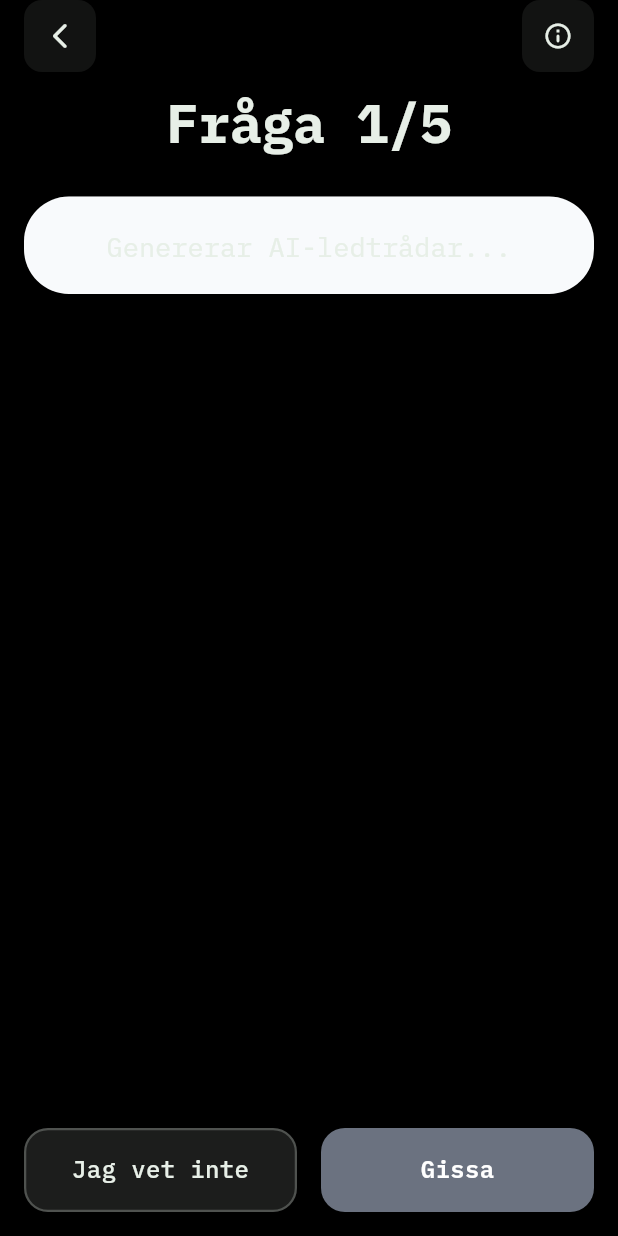
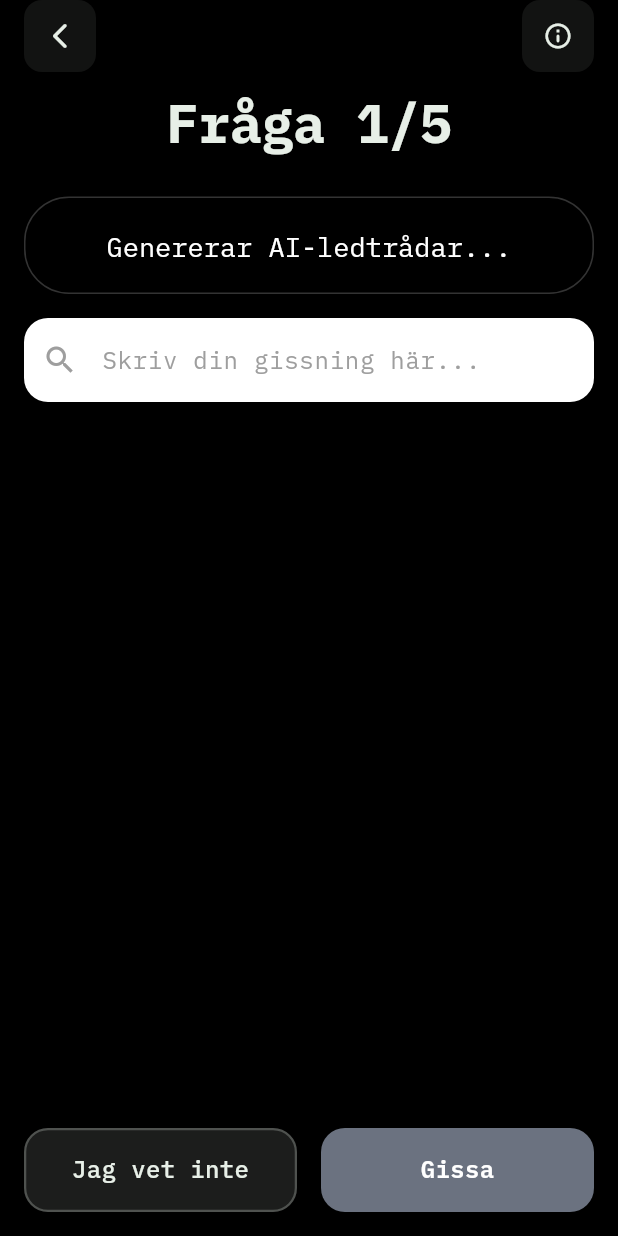
Before and after one commit to nadinelindenmalmberg/wildguess, a Flutter app: the QuizScreen screen opened directly with empty values, on a phone screen of 412 x 824 dp. Run offline on Flutter 3.47's test engine with Material 3 defaults, Android fonts, the phone set to English and light mode, and no system bars; our stand-ins replace google_fonts; network calls fail.

```diff
--- a/lib/screens/quiz_screen.dart
+++ b/lib/screens/quiz_screen.dart
@@ -367,7 +367,7 @@ class _QuizScreenState extends State<QuizScreen> {
                           decoration: BoxDecoration(
                             color: _isIncorrect
                                 ? const Color.fromARGB(255, 223, 102, 102)
-                                : const Color(0xFFF8FAFC),
+                                : Colors.black,
                             borderRadius: BorderRadius.circular(30),
                             border: Border.all(
                               color: _isIncorrect
@@ -390,7 +390,7 @@ class _QuizScreenState extends State<QuizScreen> {
                                 duration: const Duration(milliseconds: 300),
                                 style: GoogleFonts.ibmPlexMono(
                                   fontSize: 18,
-                                  color: _newColor, // Ändrad
+                                  color: Colors.white, // Changed to white for black background
                                   height: 1.5,
                                 ),
                                 child: Text(
@@ -400,6 +400,43 @@ class _QuizScreenState extends State<QuizScreen> {
                               ),
                             ],
                           ),
+                        ),
+
+                        const SizedBox(height: 16),
+
+                        // Search input field
+                        TextField(
+                          controller: _searchController,
+                          focusNode: _searchFocusNode,
+                          decoration: InputDecoration(
+                            hintText: widget.isEnglish
+                                ? 'Type your guess here...'
+                                : 'Skriv din gissning här...',
+                            hintStyle: GoogleFonts.ibmPlexMono(
+                              color: Colors.grey[500],
+                              fontSize: 16,
+                            ),
+                            filled: true,
+                            fillColor: Colors.white,
+                            border: OutlineInputBorder(
+                              borderRadius: BorderRadius.circular(16),
+                              borderSide: BorderSide.none,
+                            ),
+                            contentPadding: const EdgeInsets.symmetric(
+                              horizontal: 20,
+                              vertical: 16,
+                            ),
+                            prefixIcon: const Icon(
+                              Icons.search,
+                              color: Colors.grey,
+                            ),
+                          ),
+                          style: GoogleFonts.ibmPlexMono(
+                            fontSize: 16,
+                            color: Colors.black,
+                          ),
+                          textInputAction: TextInputAction.done,
+                          onSubmitted: (_) => _checkAnswer(),
                         ),
 
                         // Search suggestions dropdown
@@ -440,7 +477,10 @@ class _QuizScreenState extends State<QuizScreen> {
                                         )
                                       : _filtered.isNotEmpty
                                           ? Container(
-                                              height: 200,
+                                              constraints: BoxConstraints(
+                                                maxHeight: _filtered.length == 1 ? 60 : 200,
+                                                minHeight: _filtered.length == 1 ? 60 : 0,
+                                              ),
                                               decoration: BoxDecoration(
                                                 border: Border.all(color: Colors.black12),
                                                 borderRadius: BorderRadius.circular(12),
```
Lines whose indentation alone changed are shown as unchanged.
